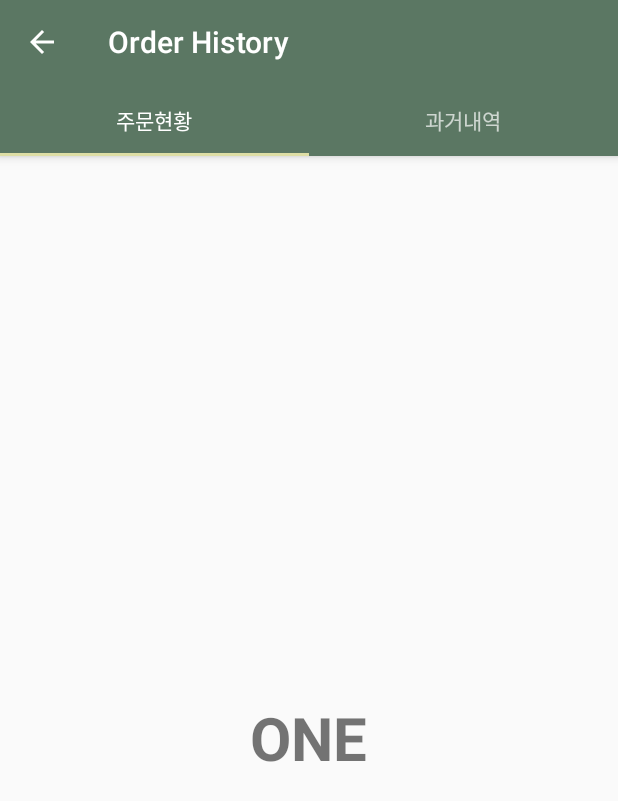
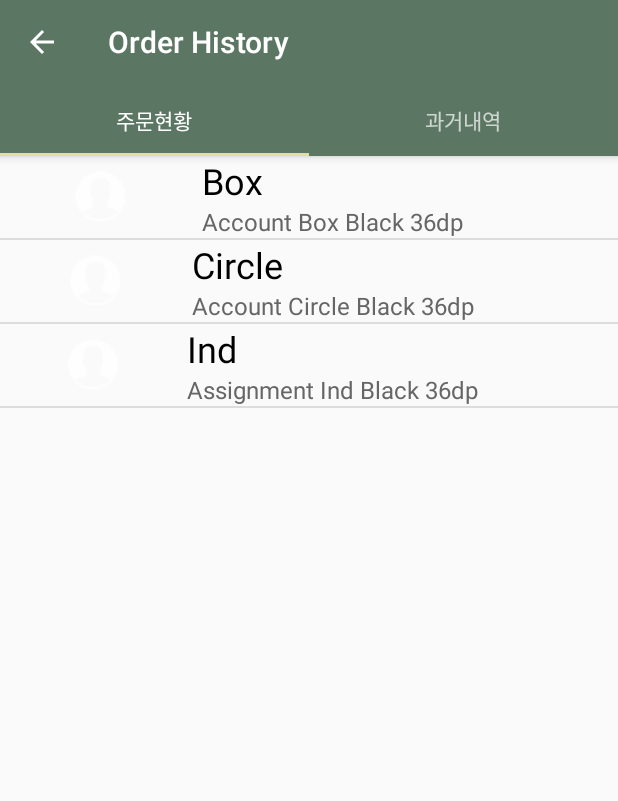
Before and after one commit to jo-narae/CafeOrder, an Android app: the OneFragment screen opened directly, with no data from a screen before it, on a phone screen of 412 x 824 dp. Shown: the top 801 px of the screen. Run offline under Robolectric (Android 15) with nearby library versions, the phone set to English and light mode, and no system bars.

Commit message:
Menu 관련 로직 및 뷰 추가

```diff
--- a/app/src/main/java/com/narae/cafeorder/fragments/OneFragment.java
+++ b/app/src/main/java/com/narae/cafeorder/fragments/OneFragment.java
@@ -1,15 +1,26 @@
 package com.narae.cafeorder.fragments;
 
+import android.graphics.drawable.Drawable;
 import android.os.Bundle;
 import android.support.v4.app.Fragment;
+import android.support.v4.content.ContextCompat;
 import android.view.LayoutInflater;
 import android.view.View;
 import android.view.ViewGroup;
+import android.widget.AdapterView;
+import android.widget.ListView;
+import android.widget.TextView;
 
 import com.narae.cafeorder.R;
+import com.narae.cafeorder.menu.MenuListViewAdapter;
+import com.narae.cafeorder.menu.MenuListViewItem;
+
+import org.w3c.dom.Text;
 
 
 public class OneFragment extends Fragment{
+
+    private View seletedItem;
 
     public OneFragment() {
         // Required empty public constructor
@@ -24,7 +35,55 @@ public class OneFragment extends Fragment{
     public View onCreateView(LayoutInflater inflater, ViewGroup container,
                              Bundle savedInstanceState) {
         // Inflate the layout for this fragment
-        return inflater.inflate(R.layout.fragment_one, container, false);
+
+        View view = inflater.inflate(R.layout.fragment_menu, container, false);
+
+        final ListView listview ;
+        MenuListViewAdapter adapter;
+
+        // Adapter 생성
+        adapter = new MenuListViewAdapter() ;
+
+        // 리스트뷰 참조 및 Adapter달기
+        listview = (ListView) view.findViewById(R.id.menulistview);
+        listview.setAdapter(adapter);
+
+        // 첫 번째 아이템 추가.
+        adapter.addItem(ContextCompat.getDrawable(getContext(), R.drawable.ic_tab_contacts),
+                "Box", "Account Box Black 36dp") ;
+        // 두 번째 아이템 추가.
+        adapter.addItem(ContextCompat.getDrawable(getContext(), R.drawable.ic_tab_contacts),
+                "Circle", "Account Circle Black 36dp") ;
+        // 세 번째 아이템 추가.
+        adapter.addItem(ContextCompat.getDrawable(getContext(), R.drawable.ic_tab_contacts),
+                "Ind", "Assignment Ind Black 36dp") ;
+
+        listview.setOnItemClickListener(new AdapterView.OnItemClickListener() {
+            @Override
+            public void onItemClick(AdapterView parent, View v, int position, long id) {
+                // get item
+                MenuListViewItem item = (MenuListViewItem) parent.getItemAtPosition(position) ;
+                String titleStr = item.getTitle() ;
+                String descStr = item.getDesc() ;
+                Drawable iconDrawable = item.getIcon();
+
+                if(seletedItem!=null) {
+                    seletedItem.findViewById(R.id.hiddenCount).setVisibility(View.GONE);
+                    seletedItem.findViewById(R.id.hiddenMenuLayout).setVisibility(View.GONE);
+                }
+
+                if(seletedItem!=v) {
+                    seletedItem = v;
+                    v.findViewById(R.id.hiddenCount).setVisibility(View.VISIBLE);
+                    v.findViewById(R.id.hiddenMenuLayout).setVisibility(View.VISIBLE);
+                } else {
+                    seletedItem = null;
+                }
+                // TODO : use item data.
+            }
+        }) ;
+
+        return view;
     }
 
 }
--- /dev/null
+++ b/app/src/main/java/com/narae/cafeorder/menu/MenuFragment.java
@@ -0,0 +1,32 @@
+package com.narae.cafeorder.menu;
+
+import android.app.Fragment;
+import android.os.Bundle;
+import android.view.LayoutInflater;
+import android.view.View;
+import android.view.ViewGroup;
+
+import com.narae.cafeorder.R;
+
+/**
+ * Created by existmaster on 2016. 11. 13..
+ */
+
+public class MenuFragment extends Fragment {
+
+    public MenuFragment() {
+        // Required empty public constructor
+    }
+
+    @Override
+    public void onCreate(Bundle savedInstanceState) {
+        super.onCreate(savedInstanceState);
+    }
+
+    @Override
+    public View onCreateView(LayoutInflater inflater, ViewGroup container,
+                             Bundle savedInstanceState) {
+        // Inflate the layout for this fragment
+        return inflater.inflate(R.layout.fragment_menu, container, false);
+    }
+}
--- /dev/null
+++ b/app/src/main/java/com/narae/cafeorder/menu/MenuListViewAdapter.java
@@ -0,0 +1,86 @@
+package com.narae.cafeorder.menu;
+
+import android.content.Context;
+import android.graphics.drawable.Drawable;
+import android.view.LayoutInflater;
+import android.view.View;
+import android.view.ViewGroup;
+import android.widget.BaseAdapter;
+import android.widget.ImageView;
+import android.widget.TextView;
+
+import com.narae.cafeorder.R;
+
+import java.util.ArrayList;
+
+/**
+ * Created by existmaster on 2016. 11. 13..
+ */
+
+public class MenuListViewAdapter extends BaseAdapter {
+
+    // Adapter에 추가된 데이터를 저장하기 위한 ArrayList
+    private ArrayList<MenuListViewItem> MenuListViewItemList = new ArrayList<MenuListViewItem>() ;
+
+    // ListViewAdapter의 생성자
+    public MenuListViewAdapter() {
+
+    }
+
+    // Adapter에 사용되는 데이터의 개수를 리턴. : 필수 구현
+    @Override
+    public int getCount() {
+        return MenuListViewItemList.size() ;
+    }
+
+    // position에 위치한 데이터를 화면에 출력하는데 사용될 View를 리턴. : 필수 구현
+    @Override
+    public View getView(int position, View convertView, ViewGroup parent) {
+        final int pos = position;
+        final Context context = parent.getContext();
+
+        // "listview_item" Layout을 inflate하여 convertView 참조 획득.
+        if (convertView == null) {
+            LayoutInflater inflater = (LayoutInflater) context.getSystemService(Context.LAYOUT_INFLATER_SERVICE);
+            convertView = inflater.inflate(R.layout.menu_listview_item, parent, false);
+        }
+
+        // 화면에 표시될 View(Layout이 inflate된)으로부터 위젯에 대한 참조 획득
+        ImageView iconImageView = (ImageView) convertView.findViewById(R.id.imageView1) ;
+        TextView titleTextView = (TextView) convertView.findViewById(R.id.textView1) ;
+        TextView descTextView = (TextView) convertView.findViewById(R.id.textView2) ;
+
+        // Data Set(MenuListViewItemList)에서 position에 위치한 데이터 참조 획득
+        MenuListViewItem MenuListViewItem = MenuListViewItemList.get(position);
+
+        // 아이템 내 각 위젯에 데이터 반영
+        iconImageView.setImageDrawable(MenuListViewItem.getIcon());
+        titleTextView.setText(MenuListViewItem.getTitle());
+        descTextView.setText(MenuListViewItem.getDesc());
+
+        return convertView;
+    }
+
+    // 지정한 위치(position)에 있는 데이터와 관계된 아이템(row)의 ID를 리턴. : 필수 구현
+    @Override
+    public long getItemId(int position) {
+        return position ;
+    }
+
+    // 지정한 위치(position)에 있는 데이터 리턴 : 필수 구현
+    @Override
+    public Object getItem(int position) {
+        return MenuListViewItemList.get(position) ;
+    }
+
+    // 아이템 데이터 추가를 위한 함수. 개발자가 원하는대로 작성 가능.
+    public void addItem(Drawable icon, String title, String desc) {
+        MenuListViewItem item = new MenuListViewItem();
+
+        item.setIcon(icon);
+        item.setTitle(title);
+        item.setDesc(desc);
+
+        MenuListViewItemList.add(item);
+    }
+}
--- /dev/null
+++ b/app/src/main/java/com/narae/cafeorder/menu/MenuListViewItem.java
@@ -0,0 +1,37 @@
+package com.narae.cafeorder.menu;
+
+import android.graphics.drawable.Drawable;
+
+/**
+ * Created by existmaster on 2016. 11. 13..
+ */
+
+public class MenuListViewItem {
+    private Drawable iconDrawable ;
+    private String titleStr ;
+    private String descStr ;
+
+    public Drawable getIcon() {
+        return iconDrawable;
+    }
+
+    public void setIcon(Drawable iconDrawable) {
+        this.iconDrawable = iconDrawable;
+    }
+
+    public String getTitle() {
+        return titleStr;
+    }
+
+    public void setTitle(String titleStr) {
+        this.titleStr = titleStr;
+    }
+
+    public String getDesc() {
+        return descStr;
+    }
+
+    public void setDesc(String descStr) {
+        this.descStr = descStr;
+    }
+}
--- /dev/null
+++ b/app/src/main/res/layout/fragment_menu.xml
@@ -0,0 +1,12 @@
+<LinearLayout xmlns:android="http://schemas.android.com/apk/res/android"
+    xmlns:tools="http://schemas.android.com/tools"
+    android:layout_width="match_parent"
+    android:layout_height="match_parent"
+    tools:context="com.narae.cafeorder.activity.OrderActivity">
+
+    <ListView
+        android:id="@+id/menulistview"
+        android:layout_width="match_parent"
+        android:layout_height="match_parent" />
+
+</LinearLayout>
--- /dev/null
+++ b/app/src/main/res/layout/menu_listview_item.xml
@@ -0,0 +1,134 @@
+<?xml version="1.0" encoding="utf-8"?>
+<LinearLayout xmlns:android="http://schemas.android.com/apk/res/android"
+    android:layout_width="match_parent"
+    android:layout_height="match_parent"
+    android:orientation="vertical"
+    android:baselineAligned="false">
+
+    <LinearLayout
+        android:layout_width="match_parent"
+        android:layout_height="match_parent"
+        android:layout_weight="4"
+        android:orientation="horizontal">
+
+        <ImageView
+            android:id="@+id/imageView1"
+            android:layout_width="wrap_content"
+            android:layout_height="match_parent"
+            android:layout_weight="4" />
+
+        <LinearLayout
+            android:layout_width="wrap_content"
+            android:layout_height="match_parent"
+            android:layout_weight="4"
+            android:orientation="vertical">
+
+            <TextView
+                android:id="@+id/textView1"
+                android:layout_width="match_parent"
+                android:layout_height="wrap_content"
+                android:layout_weight="2"
+                android:gravity="center_vertical"
+                android:text="New Text"
+                android:textColor="#000000"
+                android:textSize="24dp" />
+
+            <TextView
+                android:id="@+id/textView2"
+                android:layout_width="match_parent"
+                android:layout_height="wrap_content"
+                android:layout_weight="1"
+                android:text="New Text"
+                android:textColor="#666666"
+                android:textSize="16dp"/>
+
+            <LinearLayout
+                android:orientation="horizontal"
+                android:layout_width="match_parent"
+                android:layout_height="wrap_content"
+                android:layout_weight="2"
+                android:id="@+id/hiddenCount"
+                android:visibility="gone">
+
+                <Button
+                    android:text="Button"
+                    android:layout_width="wrap_content"
+                    android:layout_height="wrap_content"
+                    android:id="@+id/button7"
+                    android:layout_weight="1" />
+
+                <TextView
+                    android:text="TextView"
+                    android:layout_width="wrap_content"
+                    android:layout_height="wrap_content"
+                    android:id="@+id/textView"
+                    android:layout_weight="1" />
+
+                <Button
+                    android:text="Button"
+                    android:layout_width="wrap_content"
+                    android:layout_height="wrap_content"
+                    android:id="@+id/button6"
+                    android:layout_weight="1" />
+            </LinearLayout>
+        </LinearLayout>
+
+    </LinearLayout>
+
+    <LinearLayout
+        android:id="@+id/hiddenMenuLayout"
+        android:orientation="vertical"
+        android:layout_width="match_parent"
+        android:layout_height="match_parent"
+        android:layout_weight="4"
+        android:visibility="gone">
+
+
+        <LinearLayout
+            android:orientation="horizontal"
+            android:layout_width="match_parent"
+            android:layout_height="wrap_content">
+
+            <Button
+                android:text="Button"
+                android:layout_width="wrap_content"
+                android:layout_height="wrap_content"
+                android:id="@+id/button2"
+                android:layout_weight="1" />
+
+            <Button
+                android:text="Button"
+                android:layout_width="wrap_content"
+                android:layout_height="wrap_content"
+                android:id="@+id/button"
+                android:layout_weight="1" />
+        </LinearLayout>
+
+        <Button
+            android:text="Button"
+            android:layout_width="match_parent"
+            android:layout_height="wrap_content"
+            android:id="@+id/button3" />
+
+        <LinearLayout
+            android:orientation="horizontal"
+            android:layout_width="match_parent"
+            android:layout_height="wrap_content">
+
+            <Button
+                android:text="Button"
+                android:layout_width="wrap_content"
+                android:layout_height="wrap_content"
+                android:id="@+id/button5"
+                android:layout_weight="1" />
+
+            <Button
+                android:text="Button"
+                android:layout_width="wrap_content"
+                android:layout_height="wrap_content"
+                android:id="@+id/button4"
+                android:layout_weight="1" />
+        </LinearLayout>
+    </LinearLayout>
+
+</LinearLayout>
```
